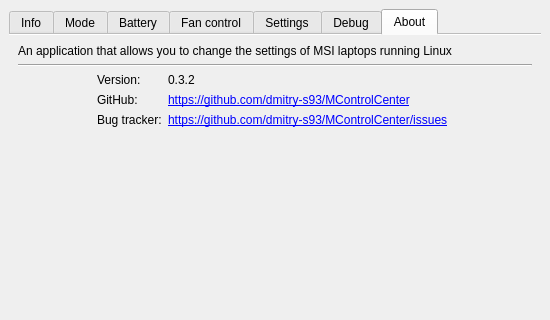
Old version of the form src/mainwindow.ui in the repository dmitry-s93/MControlCenter; both pictures show x 0 to 550 and y 0 to 320 of the 550 by 550 pixel window.
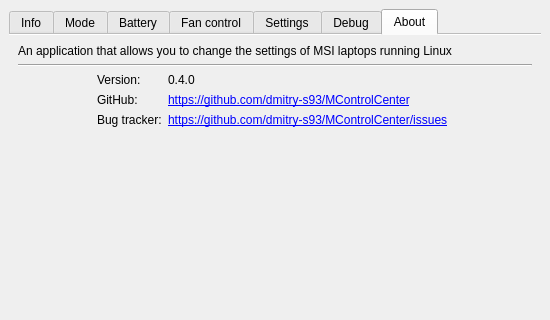
New version of the form. The open tabs and pages were chosen to show the change.

```diff
--- a/src/mainwindow.ui
+++ b/src/mainwindow.ui
@@ -1603,7 +1603,7 @@
           <item row="0" column="1">
            <widget class="QLabel" name="versionValueLabel">
             <property name="text">
-             <string notr="true">0.3.2</string>
+             <string notr="true">0.4.0</string>
             </property>
            </widget>
           </item>
```
